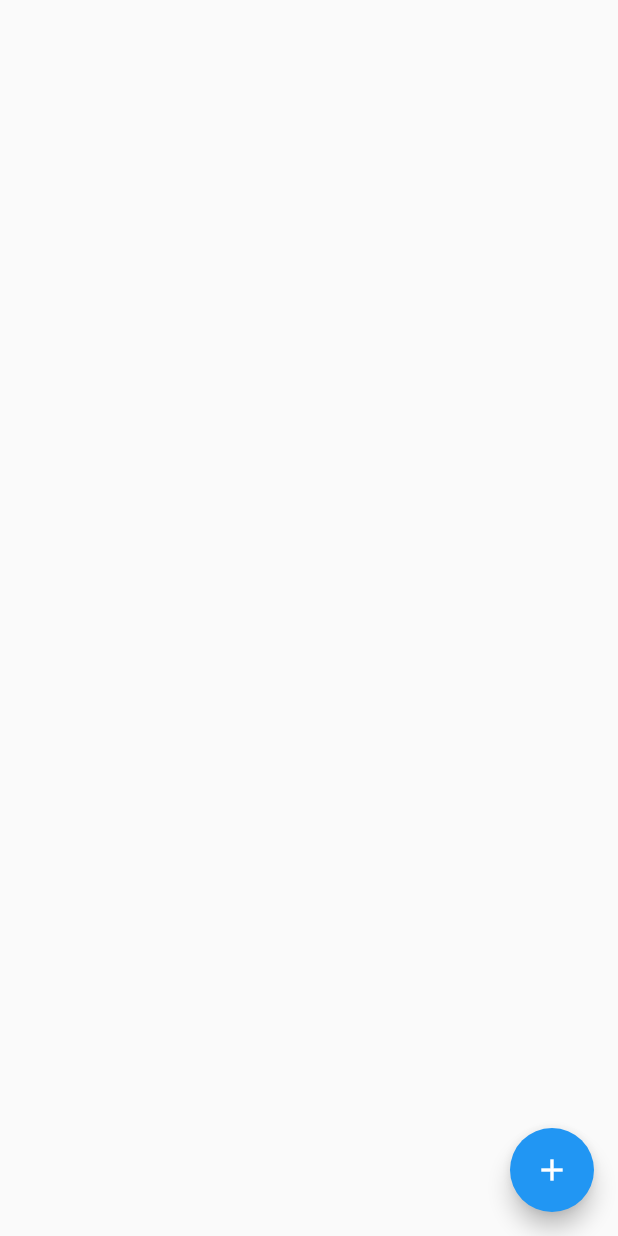
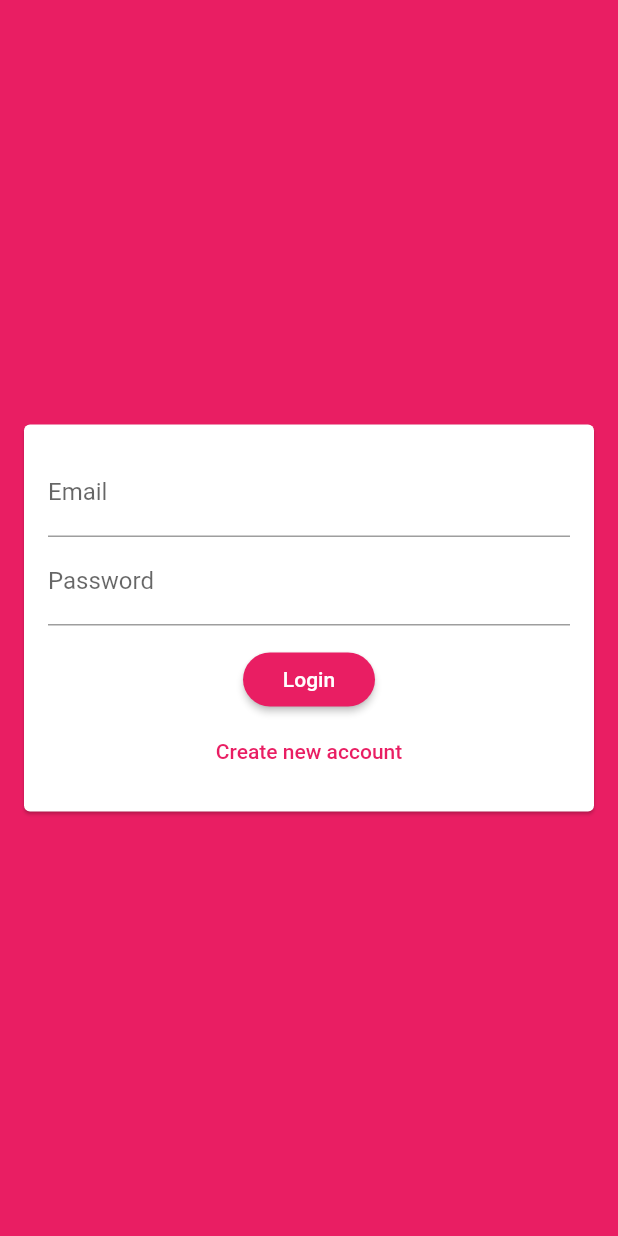
Before and after one commit to takaking216/chat, a Flutter app: the screen it shows after launch, on a phone screen of 412 x 824 dp. Run offline on Flutter 3.47's test engine with Material 2 defaults, Android fonts, the phone set to English and light mode, and no system bars; our stand-ins replace cloud_firestore; accounts and stored records are empty.

Commit message:
ログイン画面 オフライン入力確認まで(firebase接続はまだ)

```diff
--- a/lib/main.dart
+++ b/lib/main.dart
@@ -1,3 +1,4 @@
+import 'package:chat/screens/auth_screen.dart';
 import 'package:chat/screens/chat_screen.dart';
 import 'package:flutter/material.dart';
 
@@ -12,9 +13,19 @@ class MyApp extends StatelessWidget {
     return MaterialApp(
       title: 'Flutter Demo',
       theme: ThemeData(
-        primarySwatch: Colors.blue,
+        primarySwatch: Colors.pink,
+        backgroundColor: Colors.pink,
+        accentColor: Colors.deepPurple,
+        accentColorBrightness: Brightness.dark,
+        buttonTheme: ButtonTheme.of(context).copyWith(
+          buttonColor: Colors.pink,
+          textTheme: ButtonTextTheme.primary,
+          shape: RoundedRectangleBorder(
+            borderRadius: BorderRadius.circular(20),
+          ),
+        ),
       ),
-      home: ChatScreen(),
+      home: AuthScreen(),
     );
   }
 }
--- a/lib/screens/auth_screen.dart
+++ b/lib/screens/auth_screen.dart
@@ -0,0 +1,17 @@
+import 'package:chat/widgets/auth_form.dart';
+import 'package:flutter/material.dart';
+
+class AuthScreen extends StatefulWidget {
+  @override
+  _AuthScreenState createState() => _AuthScreenState();
+}
+
+class _AuthScreenState extends State<AuthScreen> {
+  @override
+  Widget build(BuildContext context) {
+    return Scaffold(
+      backgroundColor: Theme.of(context).primaryColor,
+      body: AuthForm(),
+    );
+  }
+}
--- /dev/null
+++ b/lib/widgets/auth_form.dart
@@ -0,0 +1,112 @@
+import 'package:flutter/material.dart';
+
+class AuthForm extends StatefulWidget {
+  @override
+  _AuthFormState createState() => _AuthFormState();
+}
+
+class _AuthFormState extends State<AuthForm> {
+  final _formKey = GlobalKey<FormState>();
+  var _isLogin = true;
+  var _userEmail = "";
+  var _userName = "";
+  var _userPassword = "";
+
+  void _trySubmit() {
+    final isValid = _formKey.currentState.validate();
+    FocusScope.of(context).unfocus();
+
+    if (isValid) {
+      _formKey.currentState.save();
+      print(_userEmail);
+      print(_userName);
+      print(_userPassword);
+    }
+  }
+
+  @override
+  Widget build(BuildContext context) {
+    return Center(
+      child: Card(
+        margin: EdgeInsets.all(16),
+        child: SingleChildScrollView(
+          child: Padding(
+            padding: EdgeInsets.all(16),
+            child: Form(
+              key: _formKey,
+              child: Column(
+                mainAxisSize: MainAxisSize.min,
+                children: [
+                  TextFormField(
+                    key: ValueKey("email"),
+                    validator: (value) {
+                      if (value.isEmpty || !value.contains("@")) {
+                        return "Please enter a valid email address";
+                      }
+                      return null;
+                    },
+                    keyboardType: TextInputType.emailAddress,
+                    decoration: InputDecoration(
+                      labelText: "Email",
+                    ),
+                    onSaved: (value) {
+                      _userEmail = value;
+                    },
+                  ),
+                  if (!_isLogin)
+                    TextFormField(
+                      key: ValueKey("username"),
+                      validator: (value) {
+                        if (value.isEmpty || value.length < 4) {
+                          return "Please enter at 4 characters long.";
+                        }
+                        return null;
+                      },
+                      decoration: InputDecoration(
+                        labelText: "Username",
+                      ),
+                      onSaved: (value) {
+                        _userName = value;
+                      },
+                    ),
+                  TextFormField(
+                    key: ValueKey("password"),
+                    validator: (value) {
+                      if (value.isEmpty || value.length < 7) {
+                        return "Password must be at least 7 characters long.";
+                      }
+                      return null;
+                    },
+                    decoration: InputDecoration(
+                      labelText: "Password",
+                    ),
+                    onSaved: (value) {
+                      _userPassword = value;
+                    },
+                    obscureText: true,
+                  ),
+                  SizedBox(height: 12),
+                  RaisedButton(
+                    child: Text(_isLogin ? "Login" : "SignUp"),
+                    onPressed: _trySubmit,
+                  ),
+                  FlatButton(
+                    textColor: Theme.of(context).primaryColor,
+                    child: Text(_isLogin
+                        ? "Create new account"
+                        : "I already have an account"),
+                    onPressed: () {
+                      setState(() {
+                        _isLogin = !_isLogin;
+                      });
+                    },
+                  ),
+                ],
+              ),
+            ),
+          ),
+        ),
+      ),
+    );
+  }
+}
```
